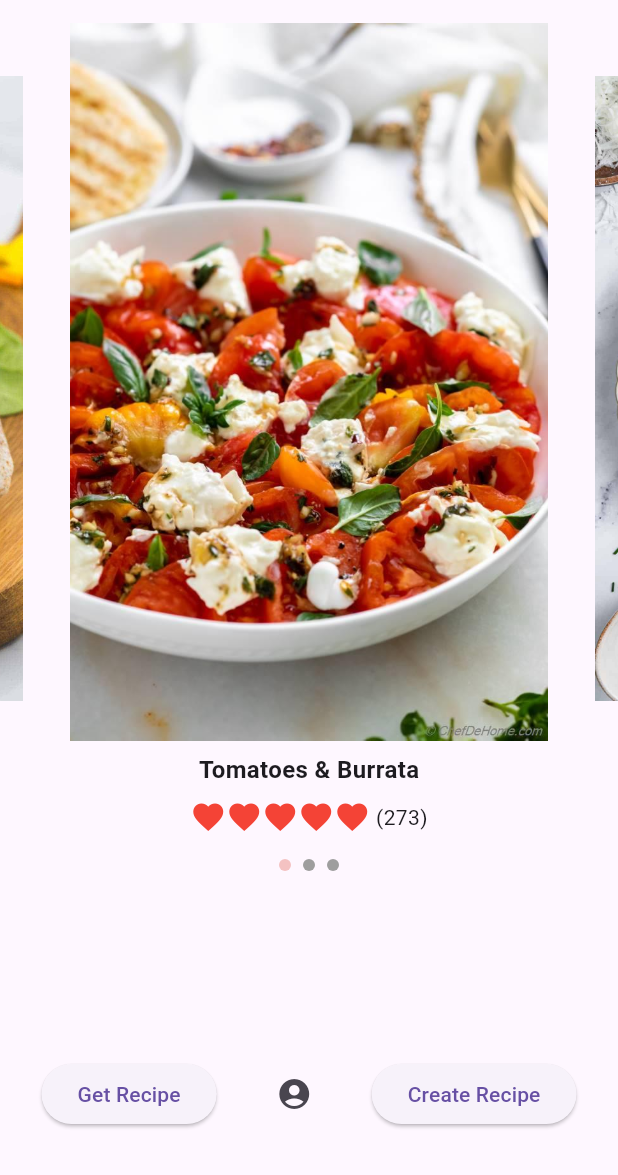
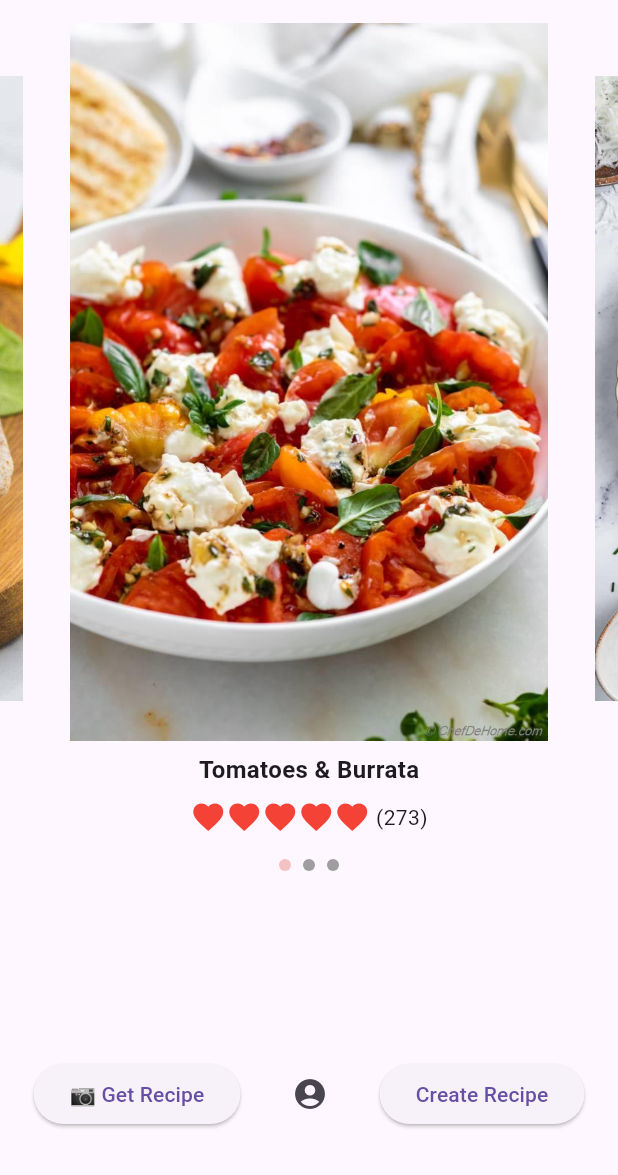
Before and after one commit to YuJieWu5/ten_mins_five_ingredients, a Flutter app: the screen it shows after launch, on a phone screen of 412 x 824 dp, the part 61-1236 px from its top. Run offline on Flutter 3.47's test engine with Material 3 defaults, Android fonts, the phone set to English and light mode, and no system bars; drawn by our look-alikes of carousel_slider.

Commit message:
Update homepage_bottom_action_bar.dart

```diff
--- a/lib/homepage_bottom_action_bar.dart
+++ b/lib/homepage_bottom_action_bar.dart
@@ -8,7 +8,7 @@ class BottomActionBar extends StatelessWidget {
       mainAxisAlignment: MainAxisAlignment.spaceEvenly,
       children: <Widget>[
         ElevatedButton(
-          child: Text('Get Recipe'),
+          child: Text('📷 Get Recipe'),
           onPressed: () {
             Navigator.push(
               context,
```
